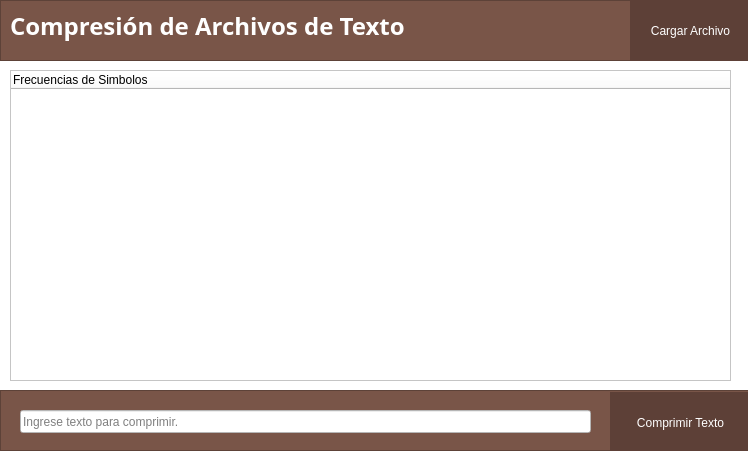
First picture: the form in huffmanwindow.ui, repository carlosvelaquez/Proyecto-EdD1, before the edit.
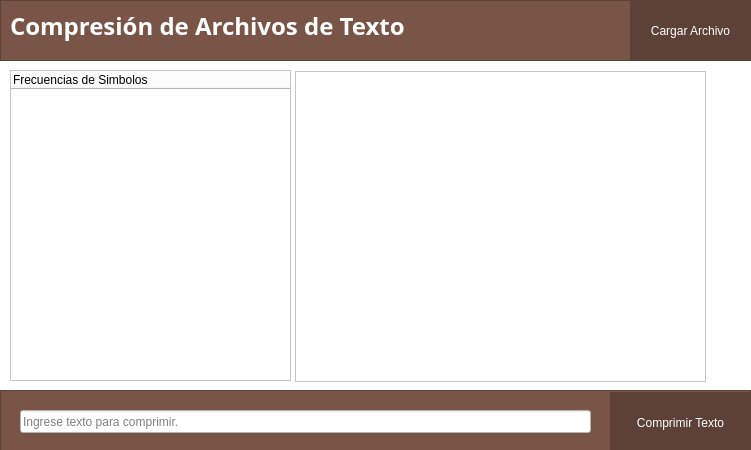
Second picture: the form after the edit.

What changed in the file:
```diff
--- a/huffmanwindow.ui
+++ b/huffmanwindow.ui
@@ -6,8 +6,8 @@
    <rect>
     <x>0</x>
     <y>0</y>
-    <width>748</width>
-    <height>451</height>
+    <width>751</width>
+    <height>450</height>
    </rect>
   </property>
   <property name="windowTitle">
@@ -23,7 +23,7 @@
     <rect>
      <x>10</x>
      <y>70</y>
-     <width>721</width>
+     <width>281</width>
      <height>311</height>
     </rect>
    </property>
@@ -168,6 +168,16 @@
     </property>
    </widget>
   </widget>
+  <widget class="QListWidget" name="ListaLetras">
+   <property name="geometry">
+    <rect>
+     <x>295</x>
+     <y>71</y>
+     <width>411</width>
+     <height>311</height>
+    </rect>
+   </property>
+  </widget>
  </widget>
  <resources/>
  <connections/>
```
Left out of the diff: 6 changed lines with no effect on the pictures.
